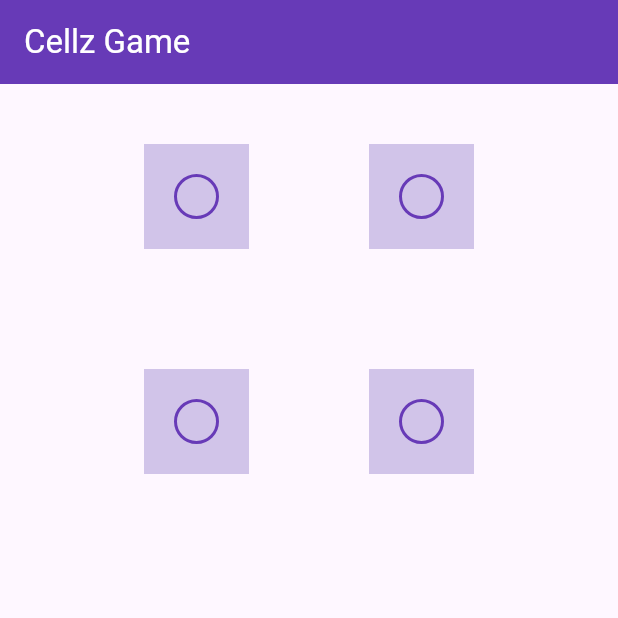
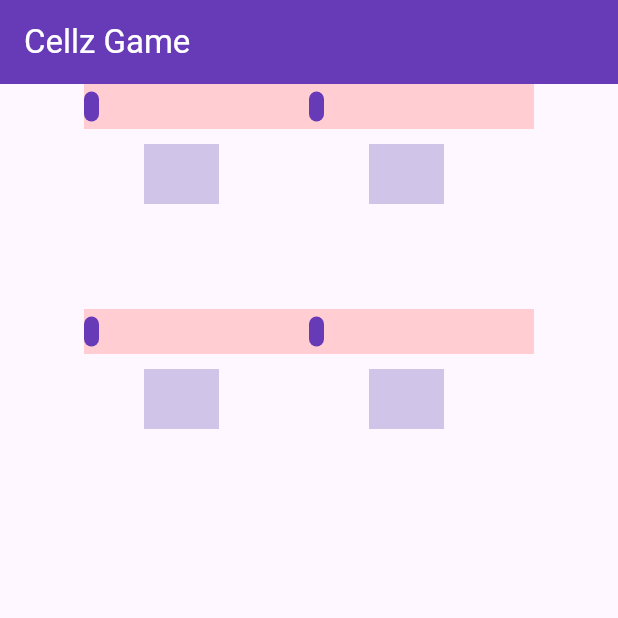
Before and after one commit to HaseebKahn365/cellz, a Flutter app: the screen it shows after launch, on a phone screen of 412 x 824 dp, the top half of it. Run offline on Flutter 3.47's test engine with Material 2 defaults, Android fonts, the phone set to English and light mode, and no system bars; drawn by our look-alikes of flutter_animate.

Commit message:
created an animated line drawer

```diff
--- a/lib/main.dart
+++ b/lib/main.dart
@@ -146,9 +146,14 @@
                 offsetAnalyzer(newLineOffset[0], newLineOffset[1], allPoints[index] as Points);
               });
             },
-            child: PointUi(
-              allPoints[index],
-            ),
+            child: Stack(children: [
+              Positioned(
+                child: LineAnimation(),
+              ),
+              PointUi(
+                allPoints[index],
+              ),
+            ]),
           );
         }),
       ),
@@ -173,7 +178,6 @@
           child: Column(children: [
             createPoints(2, 2),
             //animate the container horzontally from left to right: intially it is width: 10, height: 10 then it will be width: 200, height: 10
-            AnimateContainer(),
           ]),
         ),
       ),
@@ -238,29 +242,57 @@
     }
   }
 }
+//we need a stack inside a sizedBox and inside a stack there is an animated container. this animated container is positioned at the center left of the stack inside the sizedBox
 
-class AnimateContainer extends StatefulWidget {
-  const AnimateContainer({super.key});
+class LineAnimation extends StatefulWidget {
+  const LineAnimation({super.key});
 
   @override
-  State<AnimateContainer> createState() => _AnimateContainerState();
+  State<LineAnimation> createState() => _LineAnimationState();
 }
 
-class _AnimateContainerState extends State<AnimateContainer> {
+class _LineAnimationState extends State<LineAnimation> {
+  bool isLineCreated = false;
   @override
   Widget build(BuildContext context) {
-    return Container(
-      width: 200,
-      height: 10,
-      decoration: BoxDecoration(
-        shape: BoxShape.circle,
-        color: Colors.deepPurple,
+    return GestureDetector(
+      onTap: () => setState(() {
+        isLineCreated = !isLineCreated;
+      }),
+      child: Container(
+        color: Colors.red[100],
+        height: 30,
+        width: 160,
+        //rotate anticlockwise by 90 degrees
+        //transform: Matrix4.rotationZ(-pi / 2),
+        child:
+            //create a stack inside the sizedBox
+            Stack(
+          children: [
+            //create an animated container inside the stack
+            Positioned(
+              //set the alignment of the animated container to center left
+              left: 0,
+              top: 5,
+
+              child: AnimatedContainer(
+                //set the duration of the animation
+                duration: Duration(milliseconds: 500),
+                //set the height and width of the animated container
+                curve: Curves.decelerate,
+                alignment: Alignment.centerLeft,
+                height: isLineCreated ? 20 : 20,
+                width: isLineCreated ? 160 : 10,
+                //set the color of the animated container
+                decoration: BoxDecoration(
+                  color: Colors.deepPurple,
+                  borderRadius: BorderRadius.circular(10),
+                ),
+              ),
+            ),
+          ],
+        ),
       ),
-    ).animate().slideX(
-          delay: Duration(seconds: 1),
-          duration: Duration(seconds: 1),
-          curve: Curves.easeIn,
-          end: 200,
-        );
+    );
   }
 }
```
